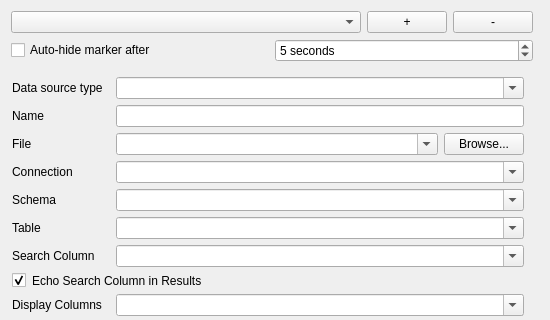
The window that Discovery/config_dialog.ui (lutraconsulting/qgis-discovery-plugin) describes before a commit, drawn with Qt 5; both pictures show x 0 to 550 and y 0 to 320 of the 550 by 650 pixel window.
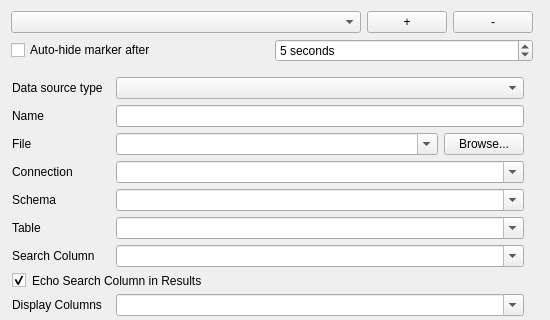
The same window after the commit.

Commit message: Fixes for MS SQL support + various config dialog

Patch:
```diff
--- a/Discovery/config_dialog.ui
+++ b/Discovery/config_dialog.ui
@@ -310,7 +310,7 @@
            </sizepolicy>
           </property>
           <property name="editable">
-           <bool>true</bool>
+           <bool>false</bool>
           </property>
           <property name="insertPolicy">
            <enum>QComboBox::NoInsert</enum>
```
Left out of the diff: 3 changed lines with no effect on the pictures. The commit also changes 3 other files.
